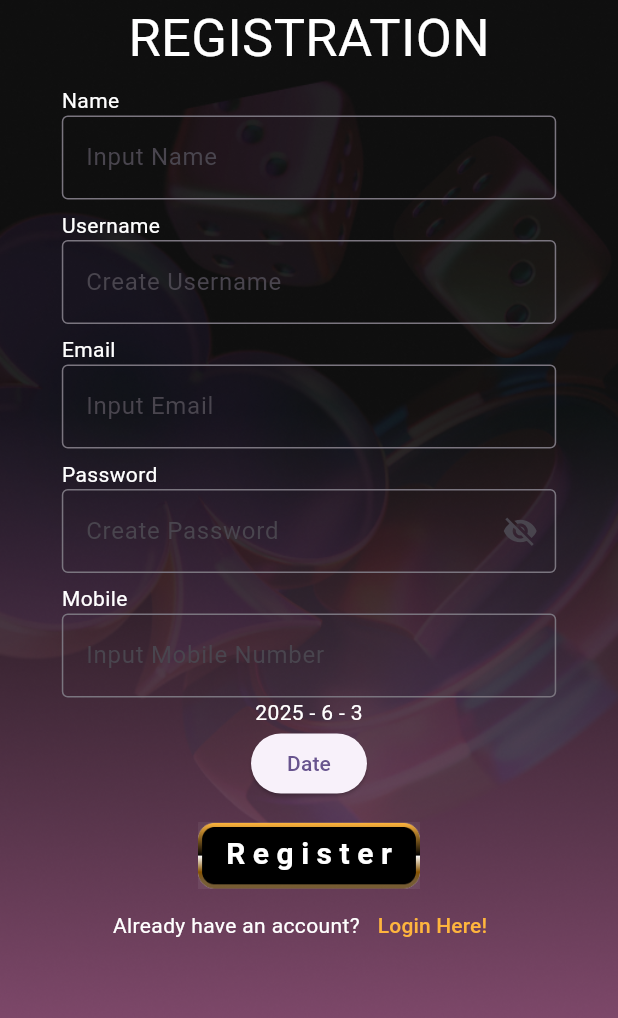
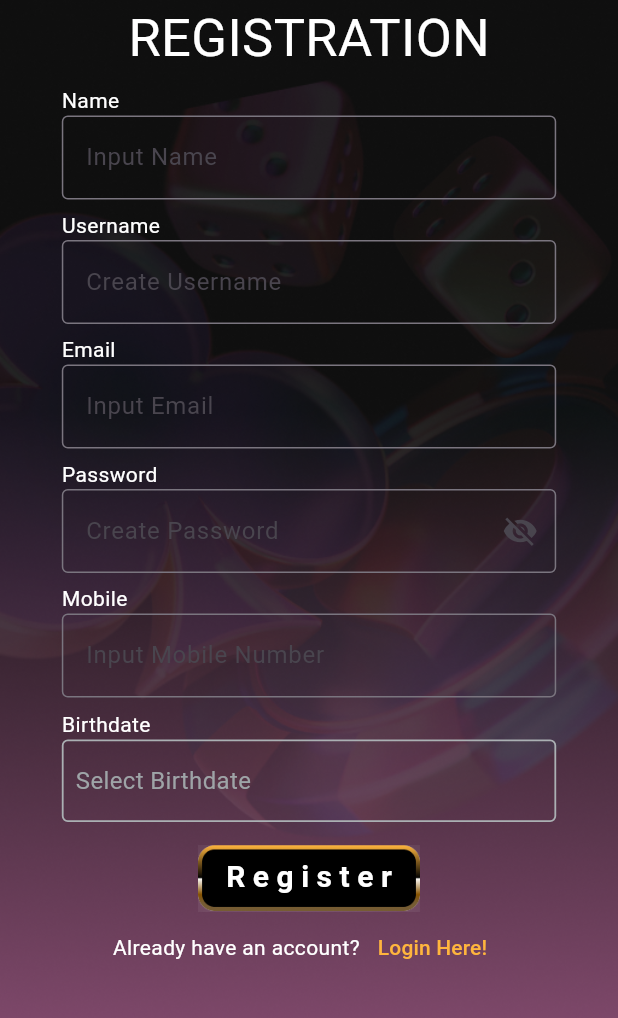
Before and after one commit to GianClyde/in_between, a Flutter app: the screen it shows after launch, after a tap on "Forgot Password?", after a tap on the "close" icon, after a tap on "Register Here!", on a phone screen of 412 x 824 dp, the part 207-1225 px from its top. Run offline on Flutter 3.47's test engine with Material 3 defaults, Android fonts, the phone set to English and light mode, and no system bars; our stand-ins replace bloc, flutter_bloc, get_it, go_router, google_fonts, hive and 2 more; missing offline and left inert: transformer_page_view_tv; accounts and stored records are empty; Roboto replaces fonts that are missing (Girassol).

Commit message:
updated date picker

```diff
--- a/lib/core/widgets/password_textfield_widget.dart
+++ b/lib/core/widgets/password_textfield_widget.dart
@@ -42,7 +42,7 @@ class _PasswordTextfieldWidgetState extends State<PasswordTextfieldWidget> {
               controller: widget.passwordController,
               obscureText: _hidePassword,
               decoration: InputDecoration(
-                labelText: widget.label,
+                hintText: widget.label,
                 border: OutlineInputBorder(),
                 suffixIcon: IconButton(
                   onPressed: _togglePassVisibility,
--- a/lib/core/widgets/textfield_widget.dart
+++ b/lib/core/widgets/textfield_widget.dart
@@ -34,7 +34,7 @@ class TextFieldWidget extends StatelessWidget {
                       ]
                       : [LengthLimitingTextInputFormatter(50)],
               decoration: InputDecoration(
-                labelText: label,
+                hintText: label,
                 border: OutlineInputBorder(),
               ),
             ),
--- a/lib/features/authentication/presentation/screens/login_screen.dart
+++ b/lib/features/authentication/presentation/screens/login_screen.dart
@@ -48,7 +48,6 @@ class LoginScreen extends StatelessWidget {
               label: 'Username',
               isDigitOnly: false,
             ),
-            Divider(height: 18, color: Colors.transparent),
 
             PasswordTextfieldWidget(
               label: 'Password',
--- a/lib/features/registration/data/repository/registration_repo_imp.dart
+++ b/lib/features/registration/data/repository/registration_repo_imp.dart
@@ -19,6 +19,12 @@ class RegistrationRepoImp implements IRegistrationRepo {
     final toModel = UserModel.fromEntity(user);
     await localDatasource.addNewUser(toModel);
   }
+
+  // @override
+  // Future<bool> userLegalAge(String bdate) async {
+  //   return localDatasource.getUsers().any()
+
+  // }
 }
 
 
--- a/lib/features/registration/domain/repository/i_reg_repo.dart
+++ b/lib/features/registration/domain/repository/i_reg_repo.dart
@@ -3,4 +3,5 @@ import 'package:in_between/core/domain/user_entity.dart';
 abstract class IRegistrationRepo {
   Future<void> addUser(UserEntity user);
   Future<bool> userExists(String username);
+  // Future<bool> userLegalAge(String bdate);
 }
--- a/lib/features/registration/presentation/screens/registration_screen.dart
+++ b/lib/features/registration/presentation/screens/registration_screen.dart
@@ -8,6 +8,8 @@ import 'package:in_between/core/widgets/password_textfield_widget.dart';
 import 'package:in_between/core/widgets/textbutton_widget.dart';
 import 'package:in_between/core/widgets/textfield_widget.dart';
 import 'package:in_between/features/registration/presentation/bloc/registration_bloc.dart';
+
+import '../widgets/date_picker_widget.dart';
 
 class RegistrationScreen extends StatefulWidget {
   const RegistrationScreen({super.key});
@@ -73,12 +75,6 @@ class _RegistrationScreenState extends State<RegistrationScreen> {
               isDigitOnly: false,
             ),
 
-            // TextFieldWidget(
-            //   controller: regBdateController,
-            //   tag: 'Birthdate',
-            //   label: 'Input Date',
-            //   isDigitOnly: true,
-            // ),
             TextFieldWidget(
               controller: regUsernameController,
               tag: 'Username',
@@ -106,6 +102,7 @@ class _RegistrationScreenState extends State<RegistrationScreen> {
               isDigitOnly: true,
             ),
 
+            Divider(height: 8, color: Colors.transparent),
             DropDownDatePickerWidget(
               onSelectedDate: (bdate) {
                 setState(() {
@@ -123,8 +120,28 @@ class _RegistrationScreenState extends State<RegistrationScreen> {
                   final username = regUsernameController.text.trim();
                   final password = regPasswordController.text.trim();
                   final mobile = regmobilenumController.text.trim();
+
+                  if (selectedBdate == null) {
+                    print('Select date');
+                    return;
+                  }
+
+                  final now = DateTime.now();
+                  final age =
+                      now.year -
+                      selectedBdate!.year -
+                      ((now.month < selectedBdate!.month ||
+                              (now.month == selectedBdate!.month &&
+                                  now.day < selectedBdate!.day))
+                          ? 1
+                          : 0);
+                  if (age < 18) {
+                    print("should be at least 18");
+                    return;
+                  }
+
                   final bdate =
-                      '${selectedBdate!.year} - ${selectedBdate!.month} - ${selectedBdate!.day}';
+                      '${selectedBdate!.year}/${selectedBdate!.month}/${selectedBdate!.day}';
 
                   final email = regEmailController.text.trim();
 
@@ -147,7 +164,7 @@ class _RegistrationScreenState extends State<RegistrationScreen> {
                         username: username,
                         mobile: mobile,
                         password: password,
-                        bdate: bdate.toString(),
+                        bdate: bdate,
                         credits: 0,
                         email: email,
                       ),
@@ -178,46 +195,3 @@ class _RegistrationScreenState extends State<RegistrationScreen> {
     );
   }
 }
-
-class DropDownDatePickerWidget extends StatefulWidget {
-  final void Function(DateTime) onSelectedDate;
-  const DropDownDatePickerWidget({super.key, required this.onSelectedDate});
-
-  @override
-  State<DropDownDatePickerWidget> createState() =>
-      _DropDownDatePickerWidgetState();
-}
-
-class _DropDownDatePickerWidgetState extends State<DropDownDatePickerWidget> {
-  DateTime selectedDate = DateTime.now();
-  @override
-  Widget build(BuildContext context) {
-    return Container(
-      child: Column(
-        mainAxisAlignment: MainAxisAlignment.center,
-        children: [
-          Text(
-            '${selectedDate.year} - ${selectedDate.month} - ${selectedDate.day}',
-          ),
-          ElevatedButton(
-            onPressed: () async {
-              final DateTime? dateTime = await showDatePicker(
-                context: context,
-                initialDate: selectedDate,
-                firstDate: DateTime(2000),
-                lastDate: DateTime.now(),
-              );
-              if (dateTime != null) {
-                setState(() {
-                  selectedDate = dateTime;
-                });
-                widget.onSelectedDate(dateTime);
-              }
-            },
-            child: Text('Date'),
-          ),
-        ],
-      ),
-    );
-  }
-}
--- /dev/null
+++ b/lib/features/registration/presentation/widgets/date_picker_widget.dart
@@ -0,0 +1,65 @@
+import 'package:flutter/material.dart';
+
+class DropDownDatePickerWidget extends StatefulWidget {
+  final void Function(DateTime) onSelectedDate;
+  const DropDownDatePickerWidget({super.key, required this.onSelectedDate});
+
+  @override
+  State<DropDownDatePickerWidget> createState() =>
+      _DropDownDatePickerWidgetState();
+}
+
+class _DropDownDatePickerWidgetState extends State<DropDownDatePickerWidget> {
+  DateTime selectedDate = DateTime.now();
+  @override
+  Widget build(BuildContext context) {
+    final screenWidth = MediaQuery.of(context).size.width;
+
+    return GestureDetector(
+      child: Column(
+        crossAxisAlignment: CrossAxisAlignment.start,
+        children: [
+          Text("Birthdate"),
+          Container(
+            padding: EdgeInsets.only(left: 8.0),
+            height: 55,
+            width: screenWidth * 0.80,
+            decoration: BoxDecoration(
+              borderRadius: BorderRadius.circular(4),
+              border: Border.all(
+                color: const Color.fromARGB(255, 170, 176, 179),
+                width: 1.2,
+              ),
+            ),
+            child: Row(
+              mainAxisAlignment: MainAxisAlignment.spaceBetween,
+              children: [
+                Text(
+                  'Select Birthdate',
+                  style: TextStyle(
+                    fontSize: 16,
+                    color: const Color.fromARGB(255, 158, 164, 167),
+                  ),
+                ),
+              ],
+            ),
+          ),
+        ],
+      ),
+      onTap: () async {
+        final DateTime? dateTime = await showDatePicker(
+          context: context,
+          initialDate: selectedDate,
+          firstDate: DateTime(1900),
+          lastDate: DateTime.now(),
+        );
+        if (dateTime != null) {
+          setState(() {
+            selectedDate = dateTime;
+          });
+          widget.onSelectedDate(dateTime);
+        }
+      },
+    );
+  }
+}
--- a/lib/features/waiting_room/data/datasource/waiting_room_datasource.dart
+++ b/lib/features/waiting_room/data/datasource/waiting_room_datasource.dart
@@ -1,5 +1,5 @@
 class WaitingRoomDatasource {
-  List<String> users = ['jenny', 'lisa', 'jisoo', 'rose', 'bangpd'];
+  List<String> users = ['jenny', 'lisa', 'jisoo', 'rose', 'bangpd', 'users'];
 
   //func to bato
 
```
Also changed, not shown: lib/features/registration/presentation/widgets/widgets.dart (deleted).
